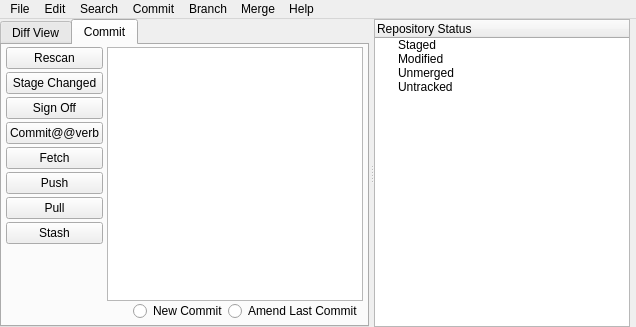
This is ui/main.ui in git-cola/git-cola as Qt 5 draws it before an edit. The edited form follows.
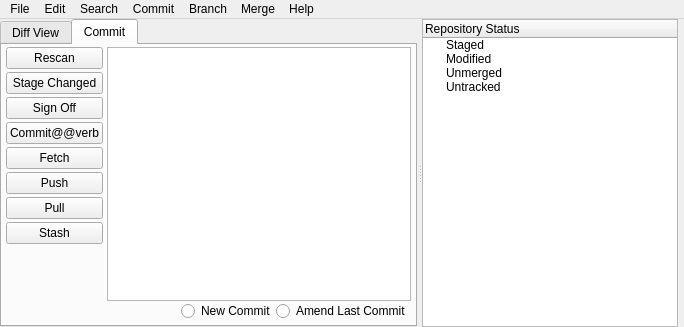
This is the edited form.

Commit message:
ui: add a branch->diff menu action to compare against arbitrary revisions
Branch->Diff lets you compare changes against arbitrary commits, tags, branches, etc.

What changed in the file:
```diff
--- a/ui/main.ui
+++ b/ui/main.ui
@@ -6,7 +6,7 @@
    <rect>
     <x>0</x>
     <y>0</y>
-    <width>632</width>
+    <width>684</width>
     <height>327</height>
    </rect>
   </property>
@@ -430,8 +430,8 @@
     <rect>
      <x>0</x>
      <y>0</y>
-     <width>632</width>
-     <height>29</height>
+     <width>684</width>
+     <height>22</height>
     </rect>
    </property>
    <widget class="QMenu" name="commit_menu" >
```
Left out of the diff: 6 changed lines with no effect on the pictures. The commit also changes 2 other files.
